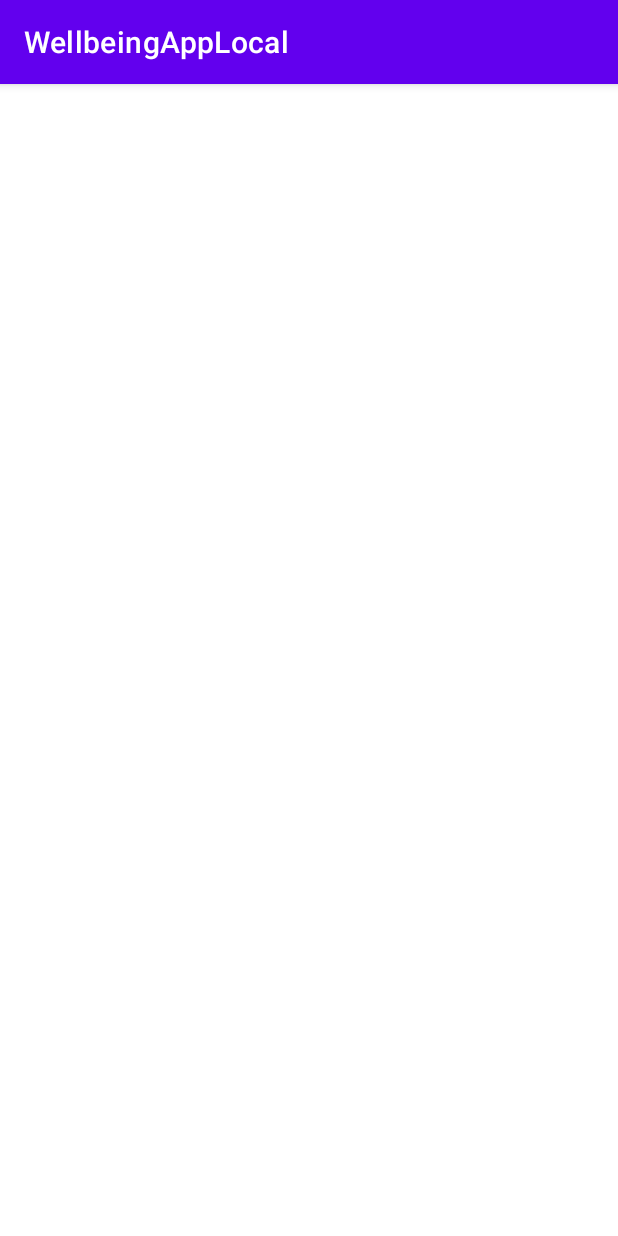
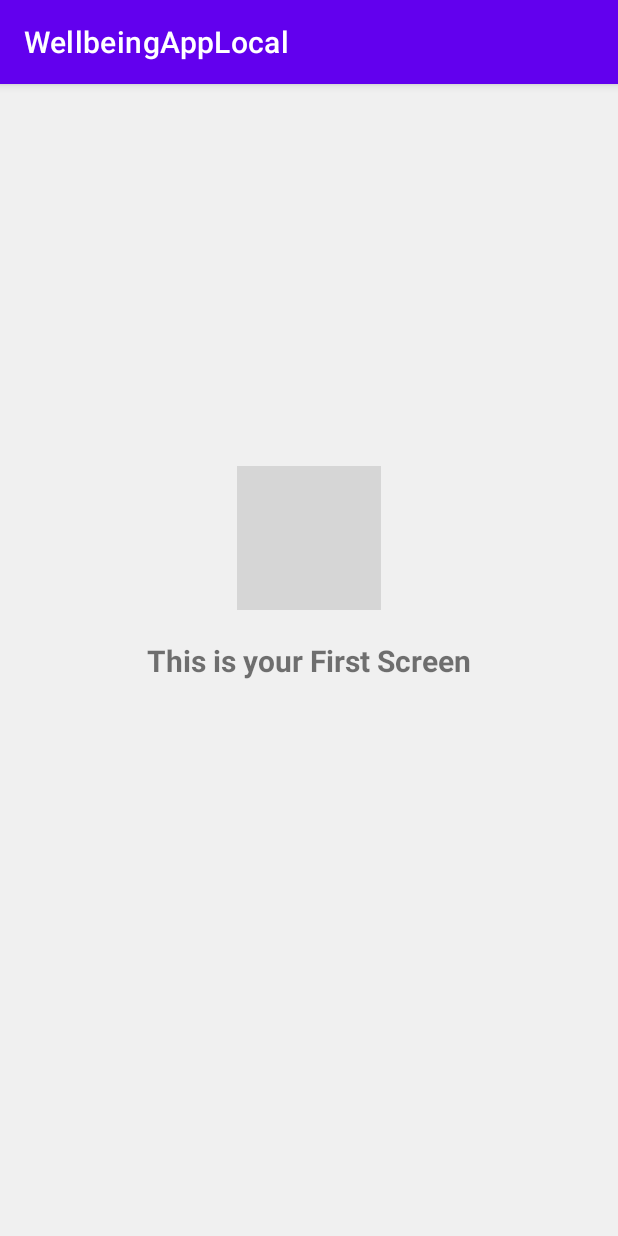
Before and after one commit to stan25s/WellbeingAppLocal, an Android app: the screen it shows after launch (OnBoarding), on a phone screen of 412 x 824 dp. Run offline under Robolectric (Android 15) with nearby library versions, the phone set to English and light mode, and no system bars; grey boxes are pictures that could not be loaded.

Commit message:
Added Working ViewPager2

```diff
--- a/app/src/main/AndroidManifest.xml
+++ b/app/src/main/AndroidManifest.xml
@@ -20,8 +20,7 @@
         </activity>
         <activity
             android:name=".MainActivity"
-            android:exported="true"
-            android:label="@string/app_name">
+            android:exported="true">
         </activity>
     </application>
 
--- a/app/src/main/java/com/example/wellbeingapplocal/OnBoarding.kt
+++ b/app/src/main/java/com/example/wellbeingapplocal/OnBoarding.kt
@@ -2,10 +2,50 @@ package com.example.wellbeingapplocal
 
 import androidx.appcompat.app.AppCompatActivity
 import android.os.Bundle
+import android.widget.Adapter
+import androidx.viewpager2.widget.ViewPager2
+import com.example.wellbeingapplocal.databinding.ActivityOnboardingBinding
 
 class OnBoarding : AppCompatActivity() {
+
+    private lateinit var binding: ActivityOnboardingBinding
+
     override fun onCreate(savedInstanceState: Bundle?) {
         super.onCreate(savedInstanceState)
-        setContentView(R.layout.activity_onboarding)
+        binding = ActivityOnboardingBinding.inflate(layoutInflater)
+        setContentView(binding.root)
+
+        setupViewPager2()
+    }
+
+    override fun onBackPressed() {
+        val viewPager = binding.viewPager
+        if (viewPager.currentItem == 0) {
+            // If the user is currently looking at the first step, allow the system to handle the
+            // Back button. This calls finish() on this activity and pops the back stack.
+            super.onBackPressed()
+        } else {
+            // Otherwise, select the previous step.
+            viewPager.currentItem = viewPager.currentItem - 1
+        }
+    }
+
+
+    private fun setupViewPager2() {
+        val list: MutableList<String> = ArrayList()
+        list.add("This is your First Screen")
+        list.add("This is your Second Screen")
+        list.add("This is your Third Screen")
+        list.add("This is your Fourth Screen")
+
+        val colorList: MutableList<String> = ArrayList()
+        colorList.add("#f0f0f0")
+        colorList.add("#f0f0f0")
+        colorList.add("#f0f0f0")
+        colorList.add("#f0f0f0")
+
+        // Set adapter to viewPager.
+        binding.viewPager.adapter = OnBoardingAdapter(this, list, colorList)
+
     }
 }
--- a/app/src/main/java/com/example/wellbeingapplocal/OnBoardingAdapter.kt
+++ b/app/src/main/java/com/example/wellbeingapplocal/OnBoardingAdapter.kt
@@ -1,19 +1,42 @@
 package com.example.wellbeingapplocal
 
+import android.content.Context
+import android.graphics.Color
+import android.view.LayoutInflater
+import android.view.ViewGroup
 import androidx.appcompat.app.AppCompatActivity
 import androidx.fragment.app.Fragment
+import androidx.recyclerview.widget.RecyclerView
 import androidx.viewpager2.adapter.FragmentStateAdapter
 import com.example.wellbeingapplocal.ui.home.HomeFragment
+import com.example.wellbeingapplocal.databinding.Onboarding1Binding
 
-class OnBoardingAdapter(activity: AppCompatActivity, val itemsCount: Int) :
-    FragmentStateAdapter(activity) {
+
+class OnBoardingAdapter(private val context: Context,
+                        private val labelList: MutableList<String>,
+                        private val colorList: MutableList<String>) :
+    RecyclerView.Adapter<OnBoardingAdapter.ViewPagerHolder>() {
+
+    override fun onCreateViewHolder(parent: ViewGroup, viewType: Int): ViewPagerHolder {
+        val binding = Onboarding1Binding.inflate(LayoutInflater.from(parent.context), parent, false)
+        return ViewPagerHolder(binding)
+    }
+
+    override fun onBindViewHolder(holder: ViewPagerHolder, position: Int) {
+        val label = labelList[position]
+        val color = colorList[position]
+        holder.bind(label, color)
+    }
 
     override fun getItemCount(): Int {
-        return itemsCount
+        return labelList.size
     }
 
-    override fun createFragment(position: Int): Fragment {
-        //return OnboardingFragment.getInstance(position)
-        return HomeFragment.getInstance(position)
+    class ViewPagerHolder(private var onboarding1Binding: Onboarding1Binding) :
+        RecyclerView.ViewHolder(onboarding1Binding.root) {
+        fun bind(label: String, color: String) {
+            onboarding1Binding.label.text = label
+            onboarding1Binding.root.setBackgroundColor(Color.parseColor(color))
+        }
     }
 }
--- a/app/src/main/res/layout/activity_onboarding.xml
+++ b/app/src/main/res/layout/activity_onboarding.xml
@@ -8,7 +8,12 @@
 
 
     <androidx.viewpager2.widget.ViewPager2
-        android:id="@+id/onBoardingViewPager"
+        android:id="@+id/viewPager"
         android:layout_width="match_parent"
-        android:layout_height="match_parent" />
+        android:layout_height="match_parent"
+        app:layout_constraintBottom_toBottomOf="parent"
+        app:layout_constraintLeft_toLeftOf="parent"
+        app:layout_constraintRight_toRightOf="parent"
+        app:layout_constraintTop_toTopOf="parent" />
+
 </androidx.constraintlayout.widget.ConstraintLayout>
--- /dev/null
+++ b/app/src/main/res/layout/onboarding_1.xml
@@ -0,0 +1,29 @@
+<?xml version="1.0" encoding="utf-8"?>
+<androidx.constraintlayout.widget.ConstraintLayout xmlns:android="http://schemas.android.com/apk/res/android"
+    xmlns:app="http://schemas.android.com/apk/res-auto"
+    android:layout_width="match_parent"
+    android:layout_height="match_parent">
+
+    <ImageView
+        android:id="@+id/labelHeader"
+        android:layout_width="wrap_content"
+        android:layout_height="wrap_content"
+        android:layout_marginBottom="20dp"
+        android:contentDescription="@string/app_name"
+        android:src="@drawable/tw_logo"
+        app:layout_constraintBottom_toTopOf="@+id/label"
+        app:layout_constraintEnd_toEndOf="parent"
+        app:layout_constraintStart_toStartOf="parent" />
+
+    <TextView
+        android:id="@+id/label"
+        android:layout_width="wrap_content"
+        android:layout_height="wrap_content"
+        android:textSize="20sp"
+        android:textStyle="bold"
+        app:layout_constraintBottom_toBottomOf="parent"
+        app:layout_constraintEnd_toEndOf="parent"
+        app:layout_constraintStart_toStartOf="parent"
+        app:layout_constraintTop_toTopOf="parent" />
+
+</androidx.constraintlayout.widget.ConstraintLayout>
```
